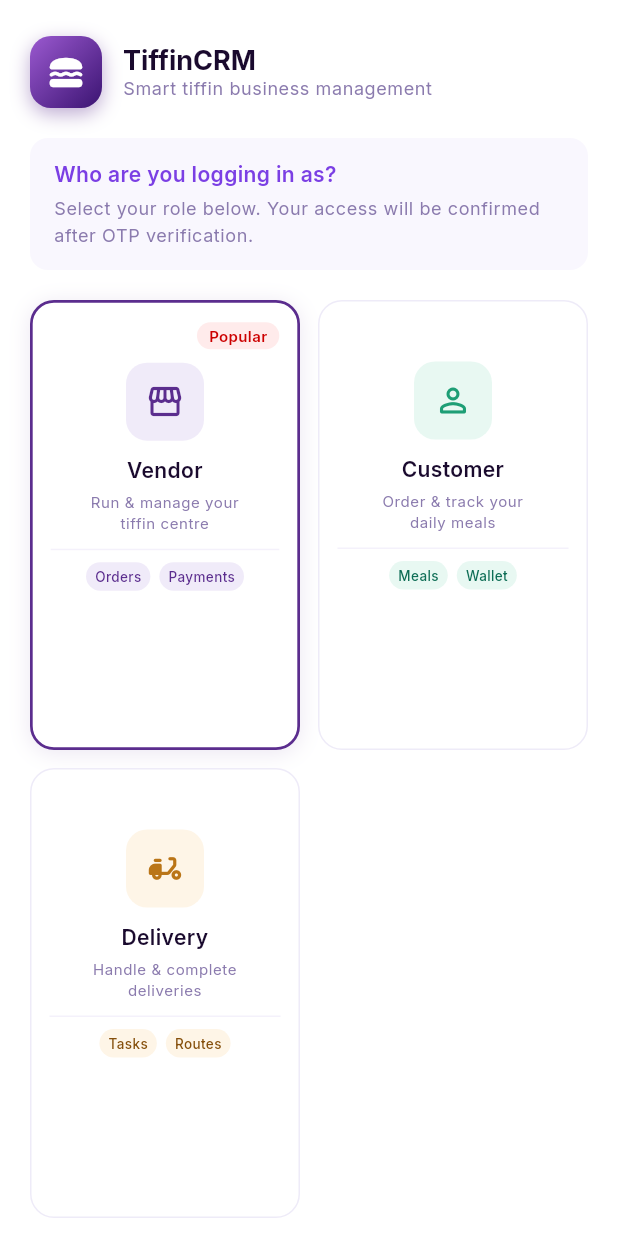
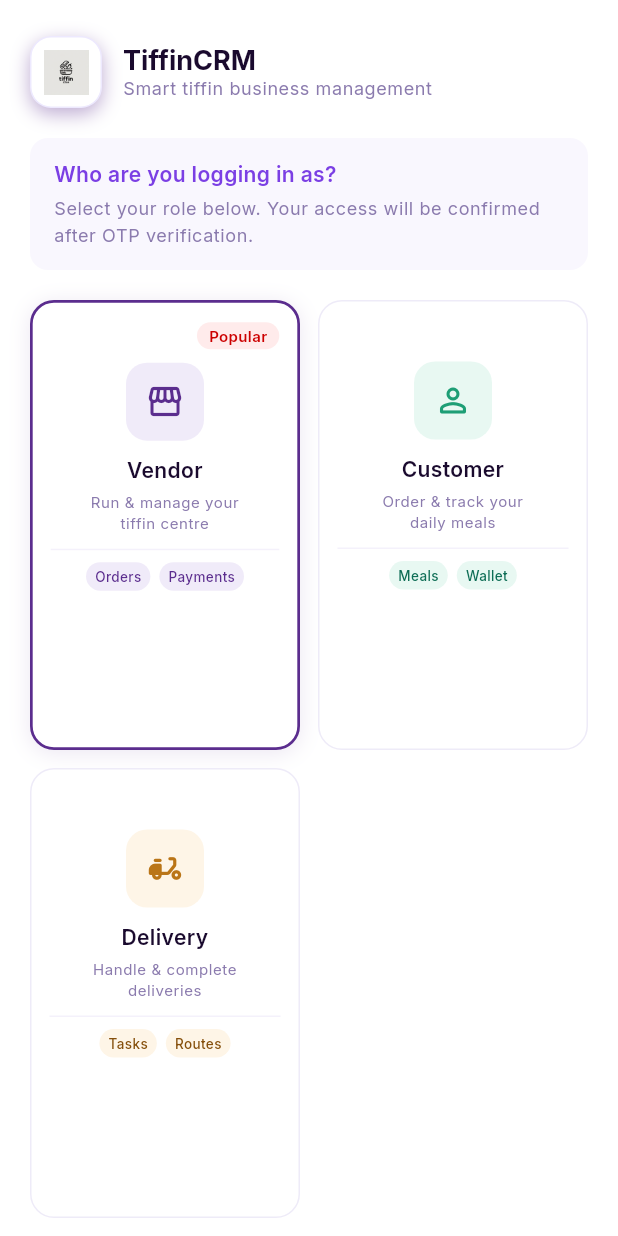
Before and after one commit to omshi255/Tiffin_CRM_app, a Flutter app: the RoleSelectionScreen screen opened by its route, on a phone screen of 412 x 824 dp. Run offline on Flutter 3.47's test engine with Material 3 defaults, Android fonts, the phone set to English and light mode, and no system bars; our stand-ins replace connectivity_plus, dio, fl_chart, flutter_contacts, flutter_dotenv, flutter_local_notifications and 17 more; missing offline and left inert: dart:html, file_saver, flutter_map_cancellable_tile_provider, onesignal_flutter; accounts and stored records are empty; statements that could not run were skipped.

Commit message:
app icon added into the app

```diff
--- a/client/lib/core/config/app_config.dart
+++ b/client/lib/core/config/app_config.dart
@@ -1,6 +1,6 @@
 abstract final class AppConfig {
   /// Set to true for local backend (e.g. http://localhost:5800), false for Render.
-  static const bool useLocalApi = true;
+  static const bool useLocalApi = false;
 
   static const String apiUrlLocal = 'http://localhost:5800/api/v1';
   static const String apiUrlProduction =
--- a/client/lib/features/auth/presentation/screens/role_selection_screen.dart
+++ b/client/lib/features/auth/presentation/screens/role_selection_screen.dart
@@ -288,11 +288,7 @@ class _RoleSelectionScreenState extends State<RoleSelectionScreen> {
                     width: 48,
                     height: 48,
                     decoration: BoxDecoration(
-                      gradient: LinearGradient(
-                        colors: _getLogoGradient(_selectedRole),
-                        begin: Alignment.topLeft,
-                        end: Alignment.bottomRight,
-                      ),
+                      color: Colors.white,
                       borderRadius: BorderRadius.circular(14),
                       boxShadow: [
                         BoxShadow(
@@ -301,12 +297,15 @@ class _RoleSelectionScreenState extends State<RoleSelectionScreen> {
                           offset: const Offset(0, 4),
                         ),
                       ],
+                      border: Border.all(
+                        color: const Color(0xFFEDE9FE),
+                      ),
                     ),
-                    child: const Center(
-                      child: Icon(
-                        Icons.lunch_dining_rounded,
-                        color: Colors.white,
-                        size: 26,
+                    child: Padding(
+                      padding: const EdgeInsets.all(8),
+                      child: Image.asset(
+                        'assets/images/tiffin_logo.png',
+                        fit: BoxFit.contain,
                       ),
                     ),
                   ),
```
Also changed, not shown: client/lib/core/widgets/app_drawer.dart (+6 -4 lines), client/lib/features/auth/presentation/screens/splash_screen.dart (+15 -5 lines), client/pubspec.yaml (+5 -2 lines), client/assets/images/tiffin_logo.png (added), client/pubspec.lock, 35 other files.
